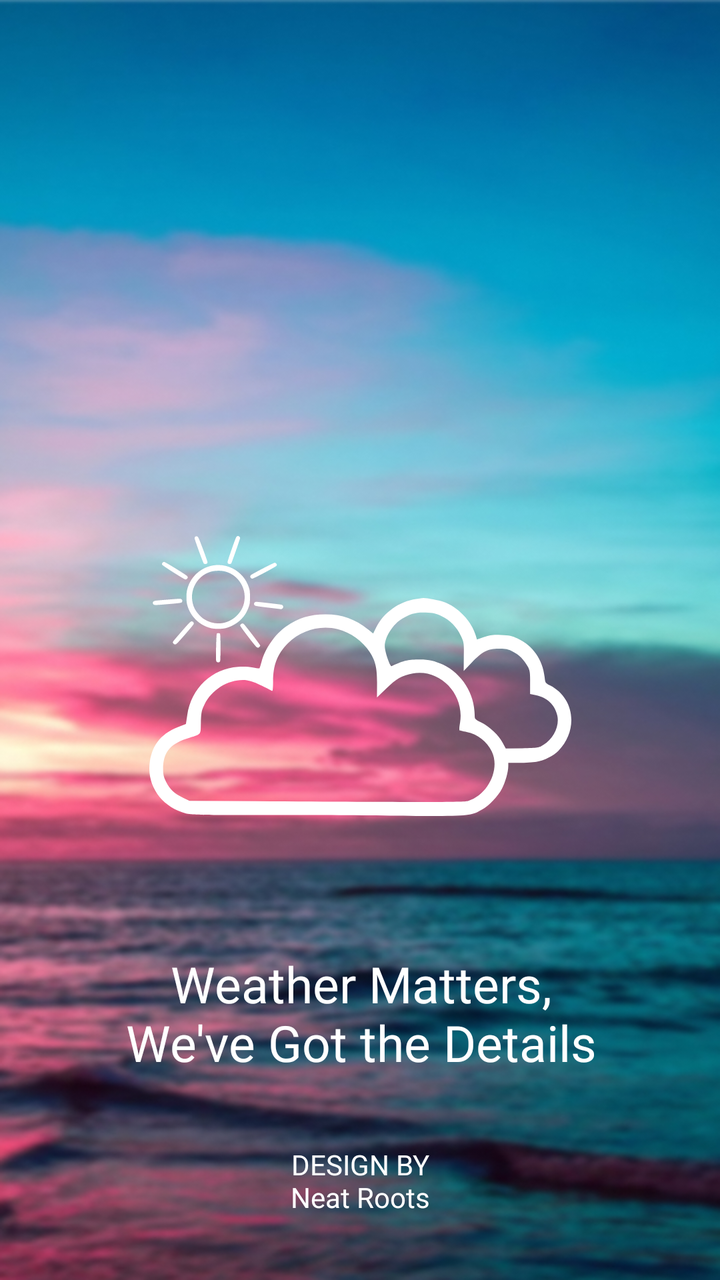
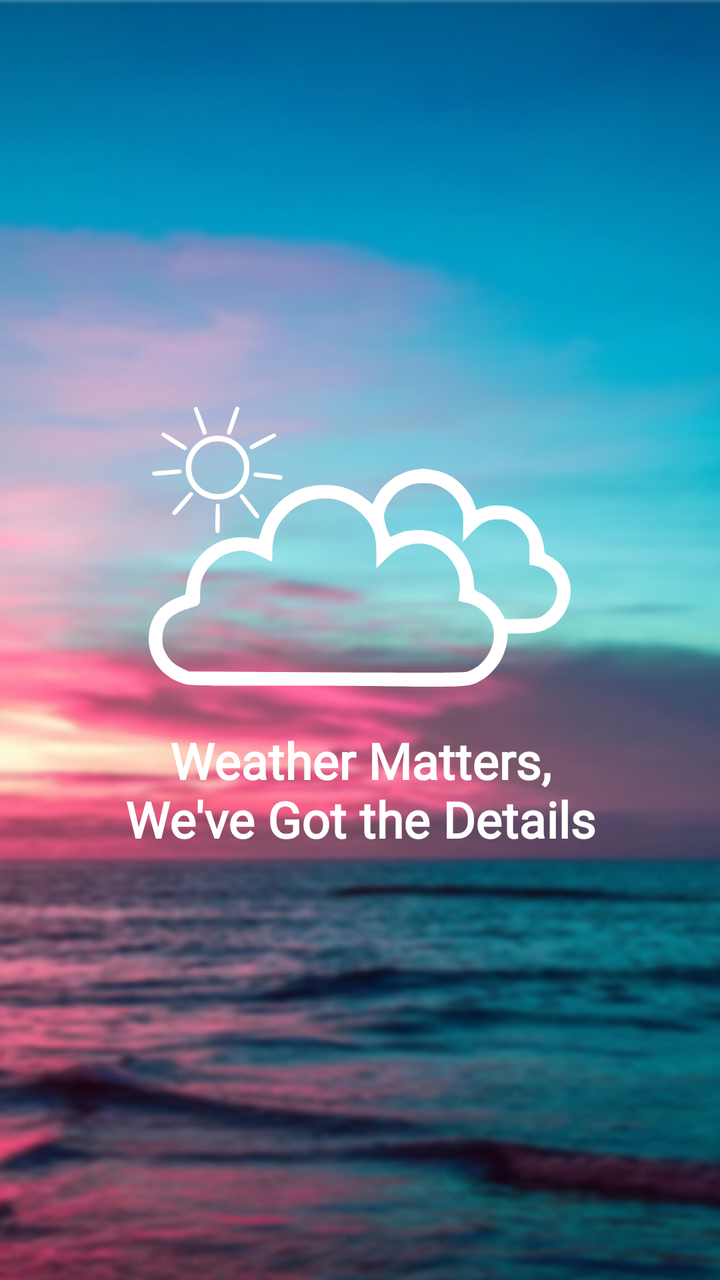

Screens rendered from an Android XML layout before and after an edit, with the pre-edit source and the edit as a unified diff.
<!-- AndroidManifest.xml: application theme Theme.WeatherAppProject -->
<!-- res/layout/activity_splash.xml -->
<?xml version="1.0" encoding="utf-8"?>
<androidx.constraintlayout.widget.ConstraintLayout xmlns:android="http://schemas.android.com/apk/res/android"
    xmlns:app="http://schemas.android.com/apk/res-auto"
    xmlns:tools="http://schemas.android.com/tools"
    android:id="@+id/main"
    android:layout_width="match_parent"
    android:layout_height="match_parent"
    android:background="@drawable/spalsh_screen"
    tools:context=".SplashActivity">

    <ImageView
        android:id="@+id/imageView"
        android:layout_width="211dp"
        android:layout_height="140dp"
        android:layout_marginTop="268dp"
        android:src="@drawable/white_cloud"
        app:layout_constraintEnd_toEndOf="parent"
        app:layout_constraintStart_toStartOf="parent"
        app:layout_constraintTop_toTopOf="parent" />

    <TextView
        android:layout_width="wrap_content"
        android:layout_height="wrap_content"
        android:layout_marginTop="67dp"
        android:fontFamily="@font/merriweathersans_bold"
        android:text="Weather Matters,\nWe've Got the Details"
        android:textAlignment="center"
        android:textColor="@color/white"
        android:textSize="25sp"
        app:layout_constraintEnd_toEndOf="@+id/imageView"
        app:layout_constraintStart_toStartOf="@+id/imageView"
        app:layout_constraintTop_toBottomOf="@+id/imageView" />

    <TextView
        android:layout_width="wrap_content"
        android:layout_height="wrap_content"
        android:layout_marginBottom="32dp"
        android:fontFamily="@font/merriweathersans_medium"
        android:text="DESIGN BY\nNeat Roots"
        android:textAlignment="center"
        android:textColor="@color/white"
        app:layout_constraintBottom_toBottomOf="parent"
        app:layout_constraintEnd_toEndOf="parent"
        app:layout_constraintStart_toStartOf="parent" />

</androidx.constraintlayout.widget.ConstraintLayout>
<!-- resources referenced by this layout -->
<resources>
  <color name="white">#FFFFFFFF</color>
  <!-- drawable spalsh_screen: jpg bitmap (drawable, 149484 bytes) -->
  <!-- drawable white_cloud: vector/xml drawable (drawable, 6242 chars, omitted) -->
  <style name="Theme.WeatherAppProject" parent="Base.Theme.WeatherAppProject" />
  <style name="Base.Theme.WeatherAppProject" parent="Theme.Material3.DayNight.NoActionBar">
          
          
      </style>
</resources>

<!-- the commit's change to res/layout/activity_splash.xml (unified diff, before → after) -->
@@ -1,46 +1,34 @@
 <?xml version="1.0" encoding="utf-8"?>
-<androidx.constraintlayout.widget.ConstraintLayout xmlns:android="http://schemas.android.com/apk/res/android"
+<LinearLayout xmlns:android="http://schemas.android.com/apk/res/android"
     xmlns:app="http://schemas.android.com/apk/res-auto"
     xmlns:tools="http://schemas.android.com/tools"
     android:id="@+id/main"
     android:layout_width="match_parent"
     android:layout_height="match_parent"
+    android:orientation="vertical"
+     android:gravity="center"
     android:background="@drawable/spalsh_screen"
-    tools:context=".SplashActivity">
+    tools:context=".Home.SplashActivity">
+
+
 
     <ImageView
         android:id="@+id/imageView"
         android:layout_width="211dp"
         android:layout_height="140dp"
-        android:layout_marginTop="268dp"
         android:src="@drawable/white_cloud"
-        app:layout_constraintEnd_toEndOf="parent"
-        app:layout_constraintStart_toStartOf="parent"
-        app:layout_constraintTop_toTopOf="parent" />
+         />
 
     <TextView
         android:layout_width="wrap_content"
         android:layout_height="wrap_content"
-        android:layout_marginTop="67dp"
-        android:fontFamily="@font/merriweathersans_bold"
+        android:layout_marginBottom="10dp"
+        android:layout_marginTop="20dp"
+        android:textStyle="bold"
+        android:fontFamily="@font/button"
         android:text="Weather Matters,\nWe've Got the Details"
         android:textAlignment="center"
         android:textColor="@color/white"
         android:textSize="25sp"
-        app:layout_constraintEnd_toEndOf="@+id/imageView"
-        app:layout_constraintStart_toStartOf="@+id/imageView"
-        app:layout_constraintTop_toBottomOf="@+id/imageView" />
-
-    <TextView
-        android:layout_width="wrap_content"
-        android:layout_height="wrap_content"
-        android:layout_marginBottom="32dp"
-        android:fontFamily="@font/merriweathersans_medium"
-        android:text="DESIGN BY\nNeat Roots"
-        android:textAlignment="center"
-        android:textColor="@color/white"
-        app:layout_constraintBottom_toBottomOf="parent"
-        app:layout_constraintEnd_toEndOf="parent"
-        app:layout_constraintStart_toStartOf="parent" />
-
-</androidx.constraintlayout.widget.ConstraintLayout>
+        />
+    </LinearLayout>
